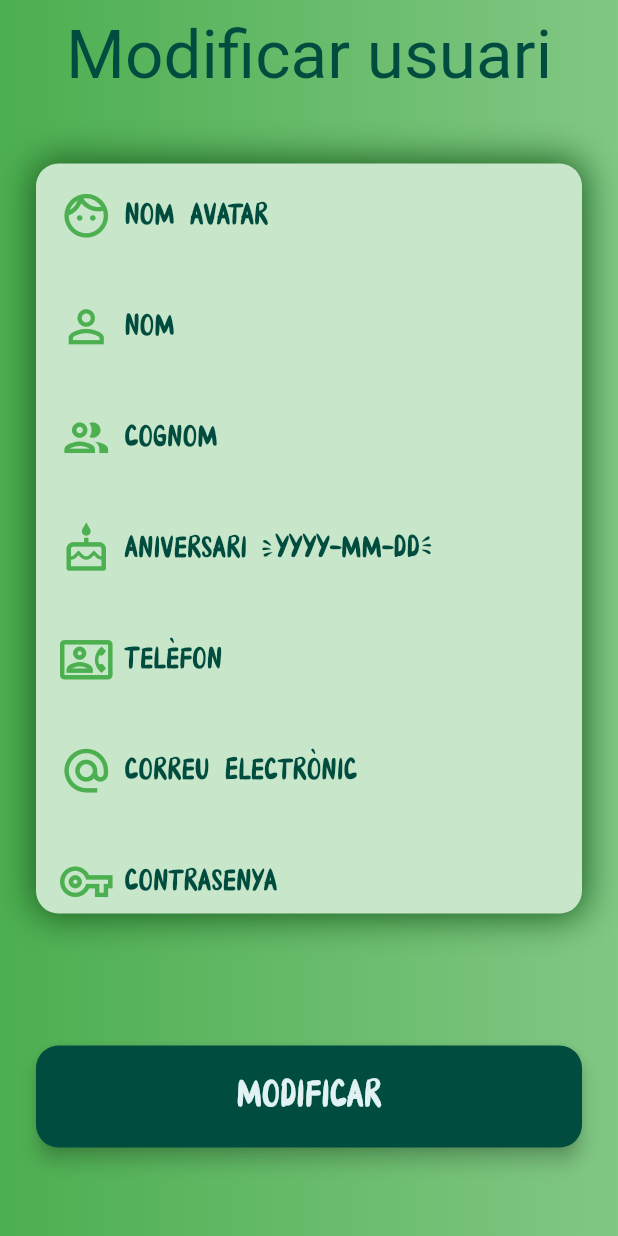
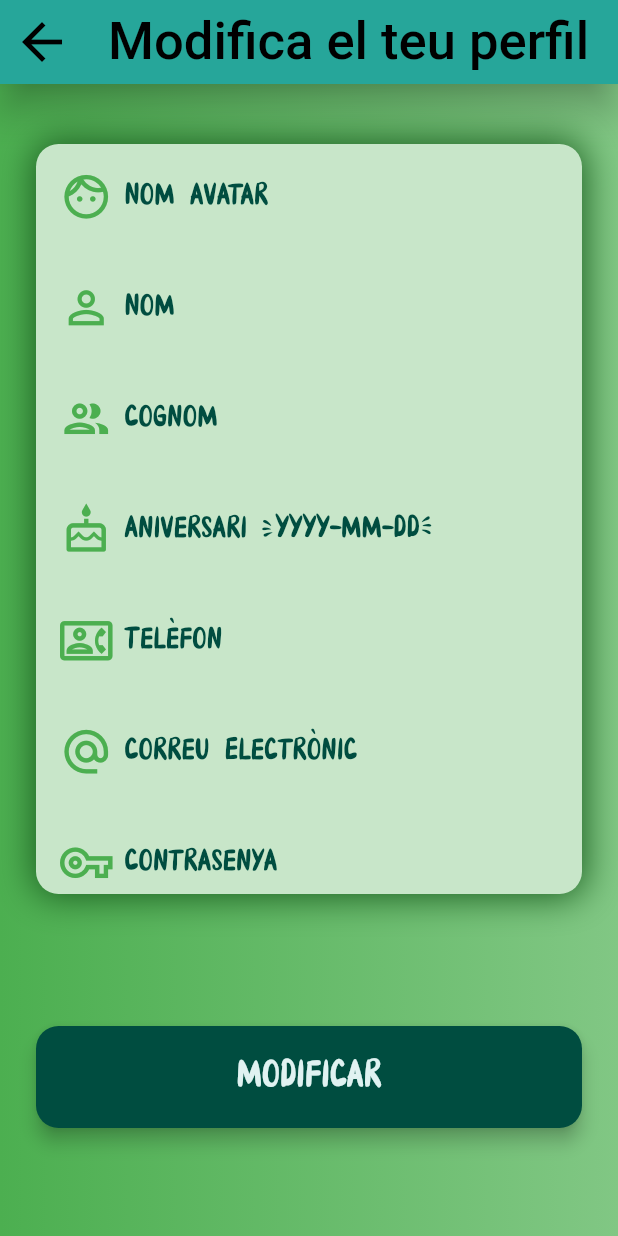
Before and after one commit to Jamke-tech/REPOBLEMAPP_flutter, a Flutter app: the screen it shows after launch, on a phone screen of 412 x 824 dp. Run offline on Flutter 3.47's test engine with Material 2 defaults, Android fonts, the phone set to English and light mode, and no system bars; our stand-ins replace flash, flutter_map, shared_preferences; Roboto replaces fonts that are missing (Hontana).

Commit message:
Appbar editprofile i modificaciones gradle

```diff
--- a/repoblemapp/lib/pages/edit_profile.dart
+++ b/repoblemapp/lib/pages/edit_profile.dart
@@ -31,6 +31,33 @@ class _EditProfileState extends State<EditProfile> {
     //infoOfUser = data['map']; //Sacamos de los argumentos la información del usuario
     return Scaffold(
       //resizeToAvoidBottomInset: false,
+      appBar: AppBar(
+
+        elevation: 10,
+        backgroundColor: Colors.teal[400],
+        title: Text(
+          "Modifica el teu perfil ",
+          style: TextStyle(
+            fontSize: 35,
+            fontFamily: "Hontana",
+
+            color: Colors.black,
+
+          ),),
+        centerTitle: true,
+        leading: IconButton(
+          icon: Icon(
+            Icons.arrow_back_outlined,
+            color: Colors.black,
+            size: 40,),
+          onPressed: (){
+            Navigator.pop(context);
+          },
+        ),
+
+
+
+      ),
       body: Column(mainAxisAlignment: MainAxisAlignment.spaceEvenly, children: [
         Expanded(
           child: Stack(
@@ -66,20 +93,6 @@ class _EditProfileState extends State<EditProfile> {
               ),
               ListView(
                 children: [
-                  //Titol de la pagina
-                  Padding(
-                    padding: const EdgeInsets.fromLTRB(24, 10, 24, 6),
-                    child: Center(
-                      child: Text(
-                        "Modificar usuari", //Intentar posar nom,
-                        style: TextStyle(
-                          fontSize: 45,
-                          fontFamily: 'Hontana',
-                          color: Colors.teal[900],
-                        ),
-                      ),
-                    ),
-                  ),
 
                   //Conatiner pels camps
                   Padding(
--- a/repoblemapp/lib/pages/login.dart
+++ b/repoblemapp/lib/pages/login.dart
@@ -95,6 +95,7 @@ class _LogInState extends State<LogIn> {
                         autovalidateMode: AutovalidateMode.disabled,
                         child: ListView(
                           children: [
+
                             Padding(
                               //Usuari
                               padding: const EdgeInsets.fromLTRB(8, 8, 8, 2),
```
Also changed, not shown: repoblemapp/lib/pages/register.dart (+11 -4 lines), repoblemapp/lib/pages/single_offer.dart (added, +16 -0 lines), 1 other file.
